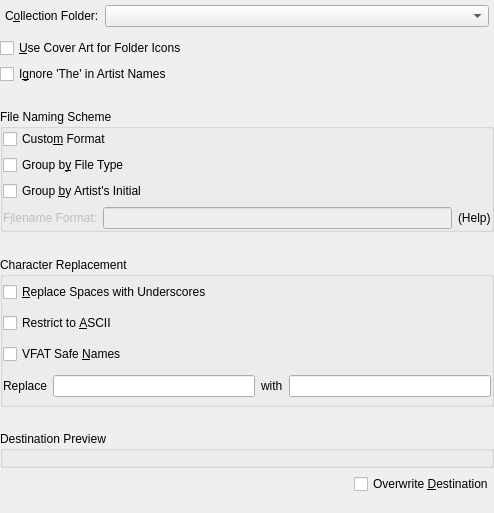
KDE/amarok, file src/collection/sqlcollection/OrganizeCollectionDialogBase.ui: the form before one commit.
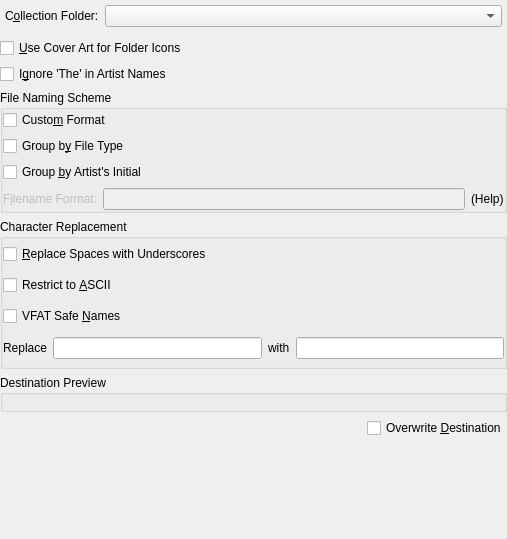
The form after the commit. Custom widgets are drawn as their Qt base class.

Commit message: Fix layout issues when showing/hiding "Details".

```diff
--- a/src/collection/sqlcollection/OrganizeCollectionDialogBase.ui
+++ b/src/collection/sqlcollection/OrganizeCollectionDialogBase.ui
@@ -6,8 +6,8 @@
    <rect>
     <x>0</x>
     <y>0</y>
-    <width>494</width>
-    <height>513</height>
+    <width>507</width>
+    <height>539</height>
    </rect>
   </property>
   <property name="sizePolicy" >
@@ -19,8 +19,8 @@
   <property name="windowTitle" >
    <string>Organize Files</string>
   </property>
-  <layout class="QVBoxLayout" >
-   <item>
+  <layout class="QGridLayout" name="gridLayout" >
+   <item row="0" column="0" >
     <layout class="QHBoxLayout" >
      <property name="margin" >
       <number>5</number>
@@ -62,7 +62,7 @@
      </item>
     </layout>
    </item>
-   <item>
+   <item row="1" column="0" >
     <layout class="QVBoxLayout" >
      <item>
       <widget class="QCheckBox" name="coverCheck" >
@@ -83,23 +83,7 @@
      </item>
     </layout>
    </item>
-   <item>
-    <spacer name="spacer2_5" >
-     <property name="orientation" >
-      <enum>Qt::Vertical</enum>
-     </property>
-     <property name="sizeType" >
-      <enum>QSizePolicy::Expanding</enum>
-     </property>
-     <property name="sizeHint" stdset="0" >
-      <size>
-       <width>20</width>
-       <height>16</height>
-      </size>
-     </property>
-    </spacer>
-   </item>
-   <item>
+   <item row="2" column="0" >
     <widget class="QGroupBox" name="groupingGroup" >
      <property name="sizePolicy" >
       <sizepolicy vsizetype="Minimum" hsizetype="Preferred" >
@@ -204,23 +188,7 @@
      <zorder></zorder>
     </widget>
    </item>
-   <item>
-    <spacer name="spacer2_4" >
-     <property name="orientation" >
-      <enum>Qt::Vertical</enum>
-     </property>
-     <property name="sizeType" >
-      <enum>QSizePolicy::Expanding</enum>
-     </property>
-     <property name="sizeHint" stdset="0" >
-      <size>
-       <width>20</width>
-       <height>16</height>
-      </size>
-     </property>
-    </spacer>
-   </item>
-   <item>
+   <item row="3" column="0" >
     <widget class="QGroupBox" name="replacementGroup" >
      <property name="sizePolicy" >
       <sizepolicy vsizetype="Minimum" hsizetype="Preferred" >
@@ -315,23 +283,7 @@
      <zorder>previewBox</zorder>
     </widget>
    </item>
-   <item>
-    <spacer name="spacer2" >
-     <property name="orientation" >
-      <enum>Qt::Vertical</enum>
-     </property>
-     <property name="sizeType" >
-      <enum>QSizePolicy::Expanding</enum>
-     </property>
-     <property name="sizeHint" stdset="0" >
-      <size>
-       <width>20</width>
-       <height>16</height>
-      </size>
-     </property>
-    </spacer>
-   </item>
-   <item>
+   <item row="4" column="0" >
     <widget class="QGroupBox" name="previewBox" >
      <property name="title" >
       <string>Destination Preview</string>
@@ -359,7 +311,7 @@
      </layout>
     </widget>
    </item>
-   <item>
+   <item row="5" column="0" >
     <layout class="QHBoxLayout" >
      <item>
       <spacer name="spacer2_2" >
@@ -389,7 +341,7 @@
      </item>
     </layout>
    </item>
-   <item>
+   <item row="6" column="0" >
     <spacer name="spacer2_3" >
      <property name="orientation" >
       <enum>Qt::Vertical</enum>
```
Left out of the diff: 187 changed lines with no effect on the pictures. The commit also changes 1 other file.
